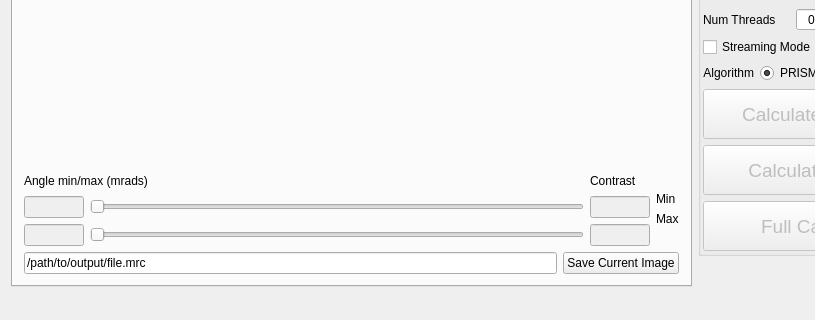
This is Qt/prismmainwindow.ui in prism-em/prismatic as Qt 5 draws it before an edit; both pictures show x 0 to 815 and y 613 to 933 of the 1000 by 933 pixel window. The edited form follows.
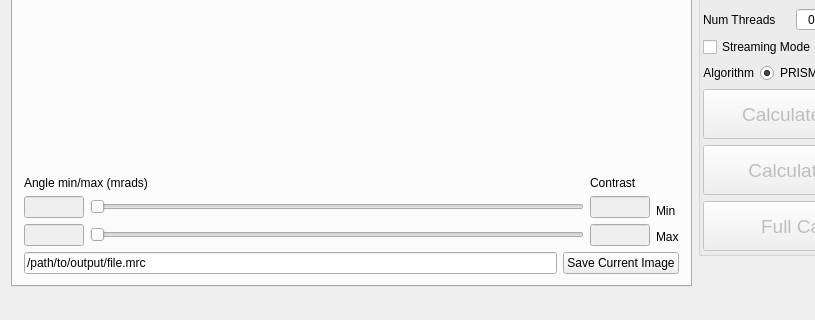
This is the edited form. The open tabs and pages were chosen to show the change.

What changed in the file:
```diff
--- a/Qt/prismmainwindow.ui
+++ b/Qt/prismmainwindow.ui
@@ -613,13 +613,6 @@
                 </property>
                </widget>
               </item>
-              <item>
-               <widget class="QLabel" name="label_32">
-                <property name="text">
-                 <string/>
-                </property>
-               </widget>
-              </item>
              </layout>
             </item>
            </layout>
```
Left out of the diff: 2 changed lines with no effect on the pictures.
